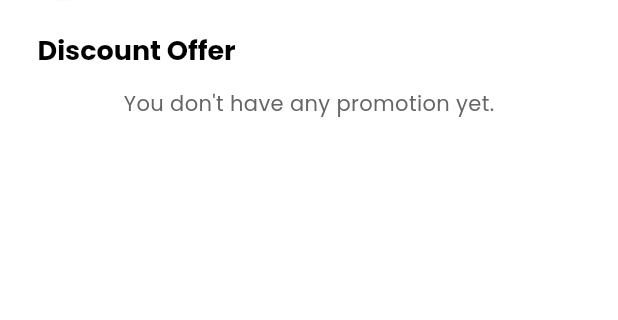
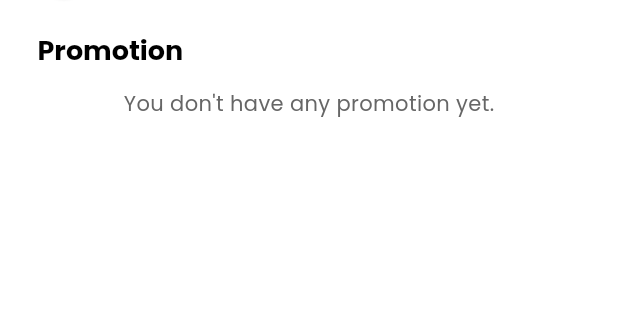
Before and after one commit to iawtk2302/Ecommerce-App, a Flutter app: the PromotionScreen screen opened directly with empty values, on a phone screen of 412 x 824 dp, the part 72-392 px from its top. Run offline on Flutter 3.47's test engine with Material 2 defaults, Android fonts, the phone set to English and light mode, and no system bars; our stand-ins replace audioplayers, bloc, cached_network_image, cloud_firestore, dio, equatable and 29 more; missing offline and left inert: credit_card_scanner, flutter_sound_record, qr_code_scanner, syncfusion_flutter_core, zego_uikit_prebuilt_call, zego_uikit_signaling_plugin; accounts and stored records are empty; generated files the repository leaves out were written again.

```diff
--- a/lib/repositories/promotion_repository.dart
+++ b/lib/repositories/promotion_repository.dart
@@ -46,7 +46,6 @@ class PromotionRepository {
       final snapshot = await promotionsRef
           .where("endTime", isGreaterThan: DateTime.now())
           .get();
-      print(snapshot.docs.length);
       promotions.addAll(snapshot.docs
           .map((e) => Promotion.fromMap(e.data() as Map<String, dynamic>)));
       promotions
--- a/lib/screens/promotion_screen/promotion_screen.dart
+++ b/lib/screens/promotion_screen/promotion_screen.dart
@@ -22,7 +22,7 @@ class PromotionScreen extends StatelessWidget {
           mainAxisSize: MainAxisSize.max,
           crossAxisAlignment: CrossAxisAlignment.start,
           children: [
-            const ScreenNameSection(label: "Discount Offer"),
+            const ScreenNameSection(label: "Promotion"),
             promotions.isEmpty
                 ? const Align(
                     alignment: Alignment.center,
--- a/lib/screens/splash_screen/splash_screen.dart
+++ b/lib/screens/splash_screen/splash_screen.dart
@@ -59,7 +59,6 @@ class _SplashScreenState extends State<SplashScreen> {
                         context, MainScreen.routeName);
                     // Navigator.pushNamedAndRemoveUntil(context,
                     //     MainScreen.routeName, (route) => route.isFirst);
-                  } else if (state is UserLoaded) {
                   } else if (state is UserError) {
                     Utils.showSnackBar(
                         context: context,
--- a/lib/services/chat_service.dart
+++ b/lib/services/chat_service.dart
@@ -1,7 +1,6 @@
 import 'dart:async';
 import 'dart:developer';
 import 'dart:io';
-
 import 'package:cloud_firestore/cloud_firestore.dart';
 import 'package:ecommerce_app/constants/enums/message_type.dart';
 import 'package:ecommerce_app/models/chat_room.dart';
```
